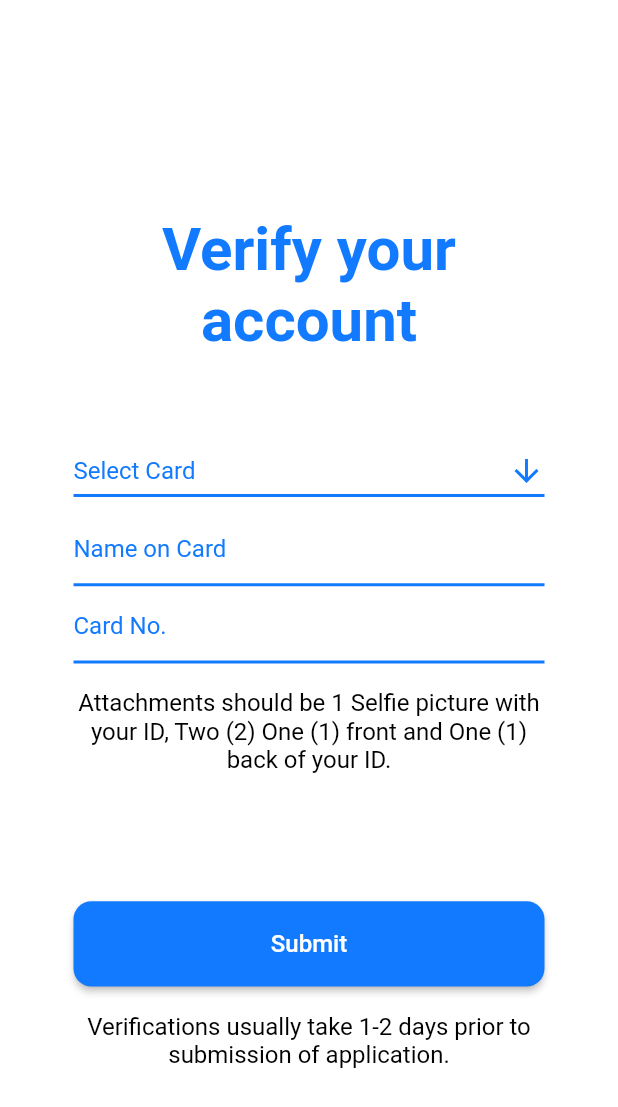
After one commit to cedrickalegroso/metrobikesystem, a Flutter app: the Verifyaccpage screen opened by its route, on a phone screen of 412 x 824 dp. The commit adds this screen. Shown: the top 1107 px of the screen. Run offline on Flutter 3.47's test engine with Material 2 defaults, Android fonts, the light colour scheme and no system bars; our stand-ins replace flutter_svg; missing offline and left inert: adobe_xd; Roboto replaces fonts that are missing (OpenSans).

Commit message:
added verify acc page + changes to routings

```diff
--- a/lib/Auth/verifyacc.dart
+++ b/lib/Auth/verifyacc.dart
@@ -109,7 +109,9 @@ final Widget svgIcon = SvgPicture.asset(
                             shape: RoundedRectangleBorder(
                               borderRadius: BorderRadius.circular(12),
                             )),
-                        onPressed: null,
+                         onPressed: () {
+                           Navigator.of(context).pushNamed('/verifyaccpage');
+                        },
                         child: const Text(
                           'Verify Account',
                           style: TextStyle(
--- /dev/null
+++ b/lib/Auth/verifyaccpage.dart
@@ -0,0 +1,190 @@
+import 'package:flutter/material.dart';
+import 'package:flutter_svg/flutter_svg.dart';
+
+class Verifyaccpage extends StatefulWidget {
+  const Verifyaccpage({Key? key}) : super(key: key);
+
+  static const String assetName = 'assets/secure.svg';
+  @override
+  _VerifyaccpagePageState createState() => _VerifyaccpagePageState();
+}
+
+class _VerifyaccpagePageState extends State<Verifyaccpage> {
+  @override
+  void initState() {
+    super.initState();
+    // DatabaseService().userData;
+  }
+
+  final TextEditingController emailController = TextEditingController();
+  final TextEditingController passwordController = TextEditingController();
+
+   String dropdownValue = 'Select Card';
+
+
+  @override
+  Widget build(BuildContext context) {
+    final screenData = MediaQuery.of(context);
+    // final user = context.watch<User>();
+
+    return Scaffold(
+        resizeToAvoidBottomInset: true,
+        body: Container(
+          width: MediaQuery.of(context).size.width,
+          padding: const EdgeInsets.all(48),
+          child: Column(
+              mainAxisAlignment: MainAxisAlignment.center,
+              crossAxisAlignment: CrossAxisAlignment.center,
+              children: [
+                Center(
+                  child: Column(
+                    children: [
+                      Container(
+                        padding: const EdgeInsets.only(top: 32.0),
+                        width: MediaQuery.of(context).size.width / 1,
+                        child: const Text("Verify your",
+                            style: TextStyle(
+                              fontFamily: 'OpenSans',
+                              fontSize: 40,
+                              color: Color(0xff117AFF),
+                              fontWeight: FontWeight.bold,
+                            ),
+                            textAlign: TextAlign.center),
+                      ),
+                      const Text("account",
+                          style: TextStyle(
+                            fontFamily: 'OpenSans',
+                            fontSize: 40,
+                            color: Color(0xff117AFF),
+                            fontWeight: FontWeight.bold,
+                          ),
+                          textAlign: TextAlign.center),
+                    ],
+                  ),
+                ),
+                SizedBox(
+                  height: MediaQuery.of(context).size.width / 8,
+                ),
+                  Container(
+                  height: MediaQuery.of(context).size.width / 8,
+                  width: MediaQuery.of(context).size.width / 1,
+                  padding: const EdgeInsets.all(1),
+                  child: DropdownButton<String>(
+      value: dropdownValue,
+      icon: const Icon(Icons.arrow_downward),
+      elevation: 16,
+      iconEnabledColor: const Color(0xff117AFF),
+       isExpanded: true,
+      style: const TextStyle(fontSize: 16,color: Color(0xff117AFF)),
+      underline: Container(
+        height: 2,
+        color:  const Color(0xff117AFF),
+      ),
+      onChanged: (String? newValue) {
+        setState(() {
+          dropdownValue = newValue!;
+        });
+      },
+      items: <String>['Select Card', 'Two', 'Free', 'One']
+          .map<DropdownMenuItem<String>>((String value) {
+        return DropdownMenuItem<String>(
+          value: value,
+          child: Text(value),
+        );
+      }).toList(),
+    )
+                ),
+                Container(
+                  height: MediaQuery.of(context).size.width / 8,
+                  width: MediaQuery.of(context).size.width / 1,
+                  padding: const EdgeInsets.all(1),
+                  child: TextFormField(
+                    decoration: const InputDecoration(
+                      enabledBorder: UnderlineInputBorder(
+                        borderSide:
+                            BorderSide(color: Color(0xff117AFF), width: 2.0),
+                      ),
+                      labelText: 'Name on Card',
+                      labelStyle: TextStyle(color: Color(0xff117AFF)),
+                    ),
+                  ),
+                ),
+                 Container(
+                  height: MediaQuery.of(context).size.width / 8,
+                  width: MediaQuery.of(context).size.width / 1,
+                  padding: const EdgeInsets.all(1),
+                  child: TextFormField(
+                    decoration: const InputDecoration(
+                      enabledBorder: UnderlineInputBorder(
+                        borderSide:
+                            BorderSide(color: Color(0xff117AFF), width: 2.0),
+                      ),
+                      labelText: 'Card No.',
+                      labelStyle: TextStyle(color: Color(0xff117AFF)),
+                    ),
+                  ),
+                ),
+                   Container(
+                    padding: const EdgeInsets.only(top: 16.0),
+                    child: Column(
+                        mainAxisAlignment: MainAxisAlignment.center,
+                        crossAxisAlignment: CrossAxisAlignment.center,
+                        children: const [
+                          Text(
+                              "Attachments should be 1 Selfie picture with your ID, Two (2) One (1) front and One (1) back of your ID.",
+                              style: TextStyle(
+                                fontFamily: 'OpenSans',
+                                fontSize: 16,
+                                color: Colors.black,
+                                fontWeight: FontWeight.normal,
+                              ),
+                              textAlign: TextAlign.center),
+                        ])),
+                         SizedBox(
+                  height: MediaQuery.of(context).size.width / 8,
+                ),
+                Container(
+                    padding: const EdgeInsets.only(top: 32.0),
+                    child: Container(
+                      height: MediaQuery.of(context).size.width / 7,
+                      width: MediaQuery.of(context).size.width / 1,
+                      padding: const EdgeInsets.all(1),
+                      child: ElevatedButton(
+                        style: TextButton.styleFrom(
+                            backgroundColor: const Color(0xff117AFF),
+                            shape: RoundedRectangleBorder(
+                              borderRadius: BorderRadius.circular(12),
+                            )),
+                        onPressed: () {
+                          Navigator.of(context).pushNamed('/verifyaccpage');
+                        },
+                        child: const Text(
+                          'Submit',
+                          style: TextStyle(
+                            fontFamily: 'OpenSans',
+                            fontSize: 16,
+                            color: Colors.white,
+                          ),
+                        ),
+                      ),
+                    )),
+                      Container(
+                    padding: const EdgeInsets.only(top: 16.0),
+                    child: Column(
+                        mainAxisAlignment: MainAxisAlignment.center,
+                        crossAxisAlignment: CrossAxisAlignment.center,
+                        children: const [
+                          Text(
+                              "Verifications usually take 1-2 days prior to submission of application.",
+                              style: TextStyle(
+                                fontFamily: 'OpenSans',
+                                fontSize: 16,
+                                color: Colors.black,
+                                fontWeight: FontWeight.normal,
+                              ),
+                              textAlign: TextAlign.center),
+                        ])),
+              ]),
+        ));
+  }
+}
--- a/lib/route.dart
+++ b/lib/route.dart
@@ -2,6 +2,7 @@ import 'package:flutter/material.dart';
 import 'package:metrobike/Auth/jointoday.dart';
 import 'package:metrobike/Auth/register.dart';
 import 'package:metrobike/Auth/survey.dart';
+import 'package:metrobike/Auth/verifyaccpage.dart';
 
 // screens
 import 'package:metrobike/auth/jointoday.dart' as jointayo;
@@ -25,6 +26,8 @@ class RouteGenerator {
         return MaterialPageRoute(builder: (_) => DevPage());
       case '/verifyacc1':
         return MaterialPageRoute(builder: (_) => const Verifyacc1());
+      case '/verifyaccpage':
+        return MaterialPageRoute(builder: (_) => const Verifyaccpage());
       case '/personalize':
         return MaterialPageRoute(builder: (_) => const PersonalizeMessage());
       case '/survey':
```
